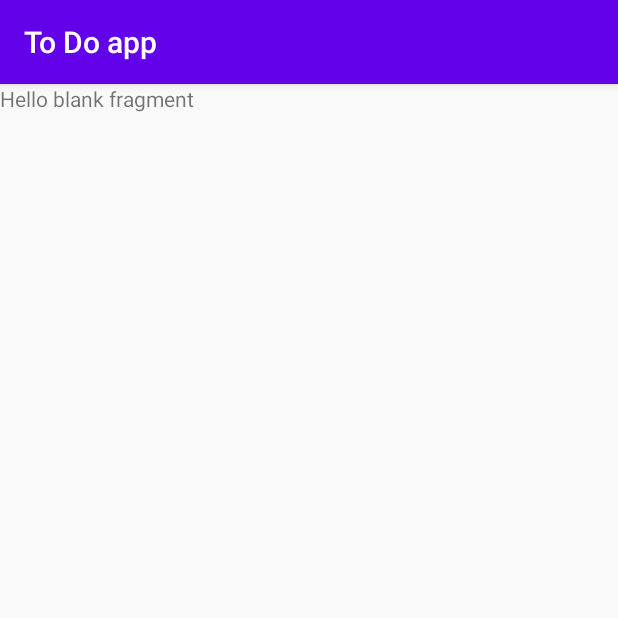
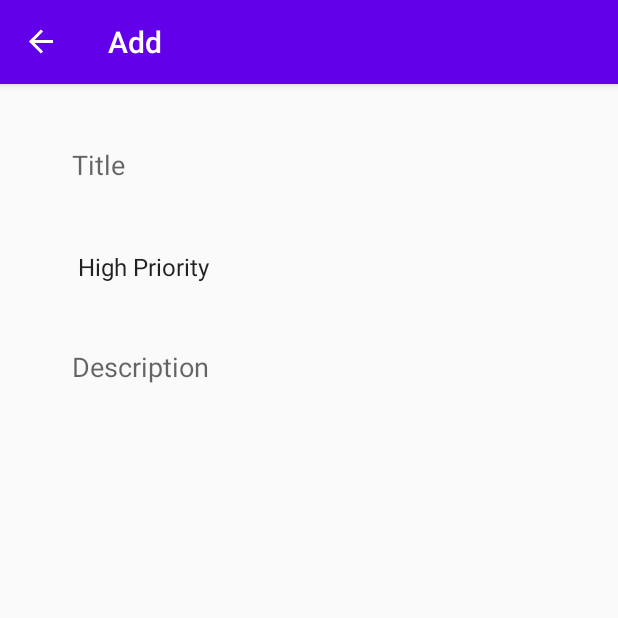
Before and after one commit to AsgarovElchin/To-Do-app, an Android app: the AddFragment screen opened through its navigation route, on a phone screen of 412 x 824 dp, the top half of it. Run offline under Robolectric (Android 15) with nearby library versions, the phone set to English and light mode, and no system bars; our stand-ins replace navigation-ui; 2 statements that could not run were skipped.

Commit message:
add_layout done

```diff
--- a/app/src/main/java/com/elchinasgarov/fragments/list/ListFragment.kt
+++ b/app/src/main/java/com/elchinasgarov/fragments/list/ListFragment.kt
@@ -1,22 +1,32 @@
 package com.elchinasgarov.fragments.list
 
 import android.os.Bundle
-import androidx.fragment.app.Fragment
 import android.view.LayoutInflater
 import android.view.View
 import android.view.ViewGroup
+import androidx.fragment.app.Fragment
+import androidx.navigation.fragment.findNavController
 import com.elchinasgarov.todoapp.R
+import com.elchinasgarov.todoapp.databinding.FragmentListBinding
 
 
-class ListFragment : Fragment() {
-
-
+class ListFragment : Fragment(R.layout.fragment_list) {
+    private lateinit var binding : FragmentListBinding
     override fun onCreateView(
-        inflater: LayoutInflater, container: ViewGroup?,
+        inflater: LayoutInflater,
+        container: ViewGroup?,
         savedInstanceState: Bundle?
     ): View? {
-        // Inflate the layout for this fragment
-        return inflater.inflate(R.layout.fragment_list, container, false)
+        binding = FragmentListBinding.inflate(inflater,container,false)
+        return binding.root
+    }
+
+    override fun onViewCreated(view: View, savedInstanceState: Bundle?) {
+        super.onViewCreated(view, savedInstanceState)
+
+        binding.fab.setOnClickListener {
+            findNavController().navigate(R.id.action_listFragment_to_addFragment)
+        }
     }
 
 
--- a/app/src/main/java/com/elchinasgarov/todoapp/MainActivity.kt
+++ b/app/src/main/java/com/elchinasgarov/todoapp/MainActivity.kt
@@ -1,11 +1,27 @@
 package com.elchinasgarov.todoapp
 
+import android.os.Bundle
 import androidx.appcompat.app.AppCompatActivity
-import android.os.Bundle
+import androidx.navigation.NavController
+import androidx.navigation.findNavController
+import androidx.navigation.fragment.NavHostFragment
+import androidx.navigation.ui.setupActionBarWithNavController
 
 class MainActivity : AppCompatActivity() {
+    private lateinit var navController: NavController
     override fun onCreate(savedInstanceState: Bundle?) {
         super.onCreate(savedInstanceState)
         setContentView(R.layout.activity_main)
+
+        val navHostFragment = supportFragmentManager
+            .findFragmentById(R.id.navHostFragment) as NavHostFragment
+        navController = navHostFragment.navController
+
+        setupActionBarWithNavController(navController)
+    }
+
+    override fun onSupportNavigateUp(): Boolean {
+        val navController = findNavController(R.id.navHostFragment)
+        return navController.navigateUp() || super.onSupportNavigateUp()
     }
 }
--- a/app/src/main/res/layout/fragment_add.xml
+++ b/app/src/main/res/layout/fragment_add.xml
@@ -1,14 +1,59 @@
 <?xml version="1.0" encoding="utf-8"?>
-<FrameLayout xmlns:android="http://schemas.android.com/apk/res/android"
+<androidx.constraintlayout.widget.ConstraintLayout xmlns:android="http://schemas.android.com/apk/res/android"
+    xmlns:app="http://schemas.android.com/apk/res-auto"
     xmlns:tools="http://schemas.android.com/tools"
     android:layout_width="match_parent"
     android:layout_height="match_parent"
+    android:padding="24dp"
     tools:context="com.elchinasgarov.fragments.add.AddFragment">
 
-    <!-- TODO: Update blank fragment layout -->
-    <TextView
-        android:layout_width="match_parent"
-        android:layout_height="match_parent"
-        android:text="@string/hello_blank_fragment" />
+    <EditText
+        android:id="@+id/title_editText"
+        android:layout_width="0dp"
+        android:layout_height="60dp"
+        android:background="@android:color/transparent"
+        android:ems="10"
+        android:hint="@string/title"
+        android:inputType="textPersonName"
+        android:paddingStart="24dp"
+        android:paddingEnd="24dp"
+        app:layout_constraintEnd_toEndOf="parent"
+        app:layout_constraintHorizontal_bias="0.5"
+        app:layout_constraintStart_toStartOf="parent"
+        app:layout_constraintTop_toTopOf="parent" />
 
-</FrameLayout>
+    <Spinner
+        android:id="@+id/priorities_spinner"
+        android:layout_width="0dp"
+        android:layout_height="60dp"
+        android:layout_marginTop="8dp"
+        android:background="@android:color/transparent"
+        android:entries="@array/priorities"
+        android:paddingStart="20dp"
+        android:paddingEnd="20dp"
+        app:layout_constraintEnd_toEndOf="parent"
+        app:layout_constraintHorizontal_bias="0.5"
+        app:layout_constraintStart_toStartOf="parent"
+        app:layout_constraintTop_toBottomOf="@+id/title_editText" />
+
+    <EditText
+        android:id="@+id/description_editText"
+        android:layout_width="0dp"
+        android:layout_height="0dp"
+        android:layout_marginTop="8dp"
+        android:background="@android:color/transparent"
+        android:ems="10"
+        android:gravity="top|start"
+        android:hint="@string/description"
+        android:inputType="textMultiLine"
+        android:paddingStart="24dp"
+        android:paddingTop="16dp"
+        android:paddingEnd="24dp"
+        app:layout_constraintBottom_toBottomOf="parent"
+        app:layout_constraintEnd_toEndOf="parent"
+        app:layout_constraintHorizontal_bias="0.5"
+        app:layout_constraintStart_toStartOf="parent"
+        app:layout_constraintTop_toBottomOf="@+id/priorities_spinner" />
+
+
+</androidx.constraintlayout.widget.ConstraintLayout>
--- a/app/src/main/res/navigation/nav_graph.xml
+++ b/app/src/main/res/navigation/nav_graph.xml
@@ -8,7 +8,7 @@
     <fragment
         android:id="@+id/listFragment"
         android:name="com.elchinasgarov.fragments.list.ListFragment"
-        android:label="fragment_list"
+        android:label="To Do List"
         tools:layout="@layout/fragment_list" >
         <action
             android:id="@+id/action_listFragment_to_addFragment"
@@ -20,7 +20,7 @@
     <fragment
         android:id="@+id/addFragment"
         android:name="com.elchinasgarov.fragments.add.AddFragment"
-        android:label="fragment_add"
+        android:label="Add"
         tools:layout="@layout/fragment_add" >
         <action
             android:id="@+id/action_addFragment_to_listFragment"
@@ -29,7 +29,7 @@
     <fragment
         android:id="@+id/updateFragment"
         android:name="com.elchinasgarov.fragments.update.UpdateFragment"
-        android:label="fragment_update"
+        android:label="Update"
         tools:layout="@layout/fragment_update" >
         <action
             android:id="@+id/action_updateFragment_to_listFragment"
--- a/app/src/main/res/values/strings.xml
+++ b/app/src/main/res/values/strings.xml
@@ -1,5 +1,10 @@
 <resources>
     <string name="app_name">To Do app</string>
-    <!-- TODO: Remove or change this placeholder text -->
-    <string name="hello_blank_fragment">Hello blank fragment</string>
+    <string name="description">Description</string>
+    <string name="title">Title</string>
+    <string-array name="priorities">
+        <item>High Priority</item>
+        <item>Medium Priority</item>
+        <item>Low Priority</item>
+    </string-array>
 </resources>
```
